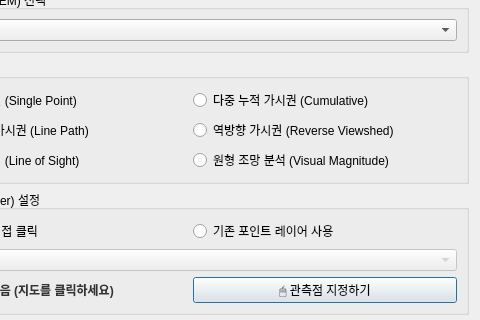
This is tools/viewshed_dialog_base.ui in lzpxilfe/ar as Qt 5 draws it before an edit; both pictures show x 100 to 580 and y 154 to 474 of the 580 by 973 pixel window. The edited form follows.
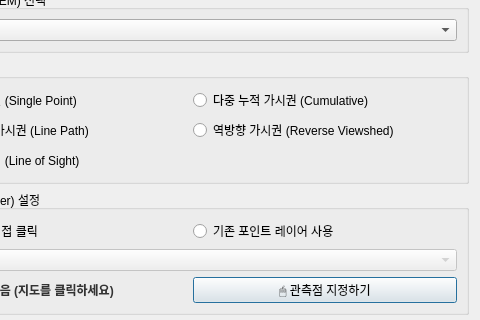
This is the edited form. Custom widgets are drawn as their Qt base class.

Commit message: Remove visual magnitude (buffer) mode from viewshed

What changed in the file:
```diff
--- a/tools/viewshed_dialog_base.ui
+++ b/tools/viewshed_dialog_base.ui
@@ -111,16 +111,6 @@
         </property>
        </widget>
       </item>
-      <item row="2" column="1">
-       <widget class="QRadioButton" name="radioBufferVisibility">
-        <property name="text">
-         <string>원형 조망 분석 (Visual Magnitude)</string>
-        </property>
-        <property name="toolTip">
-         <string>중심점에서 주변 360도를 둘러볼 때의 조망량을 계산합니다.</string>
-        </property>
-       </widget>
-      </item>
      </layout>
     </widget>
    </item>
```
Lines whose indentation alone changed are shown as unchanged. The commit also changes 2 other files.
